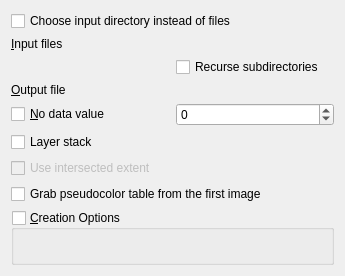
kadas-albireo/kadas-albireo, file python/plugins/GdalTools/tools/widgetMerge.ui: the form before one commit.
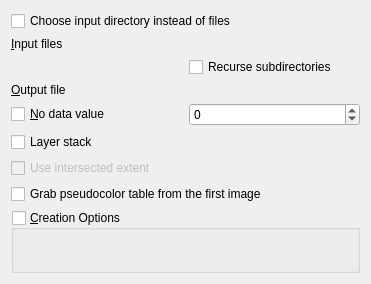
The form after the commit. Custom widgets are drawn as their Qt base class.

Commit message: use QgsRasterFormatSaveOptionsWidget in gdaltools merge widget

```diff
--- a/python/plugins/GdalTools/tools/widgetMerge.ui
+++ b/python/plugins/GdalTools/tools/widgetMerge.ui
@@ -6,8 +6,8 @@
    <rect>
     <x>0</x>
     <y>0</y>
-    <width>345</width>
-    <height>276</height>
+    <width>371</width>
+    <height>284</height>
    </rect>
   </property>
   <property name="sizePolicy">
@@ -117,7 +117,7 @@
       <bool>false</bool>
      </property>
      <layout class="QVBoxLayout" name="verticalLayout_2">
-      <property name="bottomMargin">
+      <property name="margin">
        <number>0</number>
       </property>
       <item>
```
Left out of the diff: 6 changed lines with no effect on the pictures. The commit also changes 1 other file.
